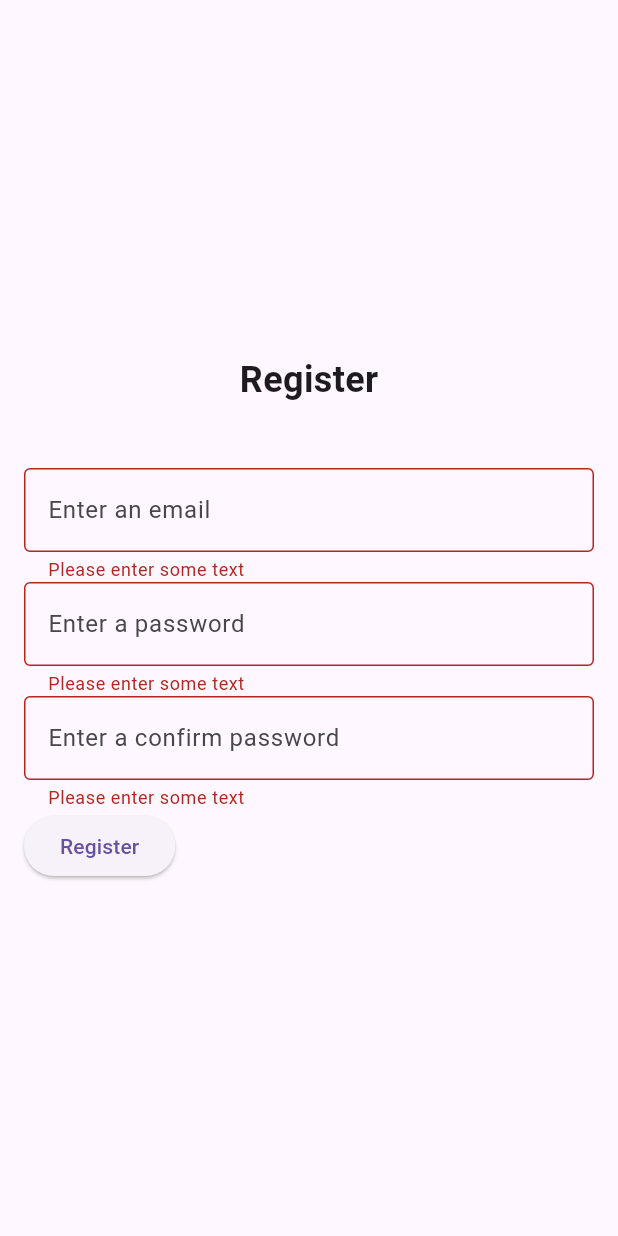
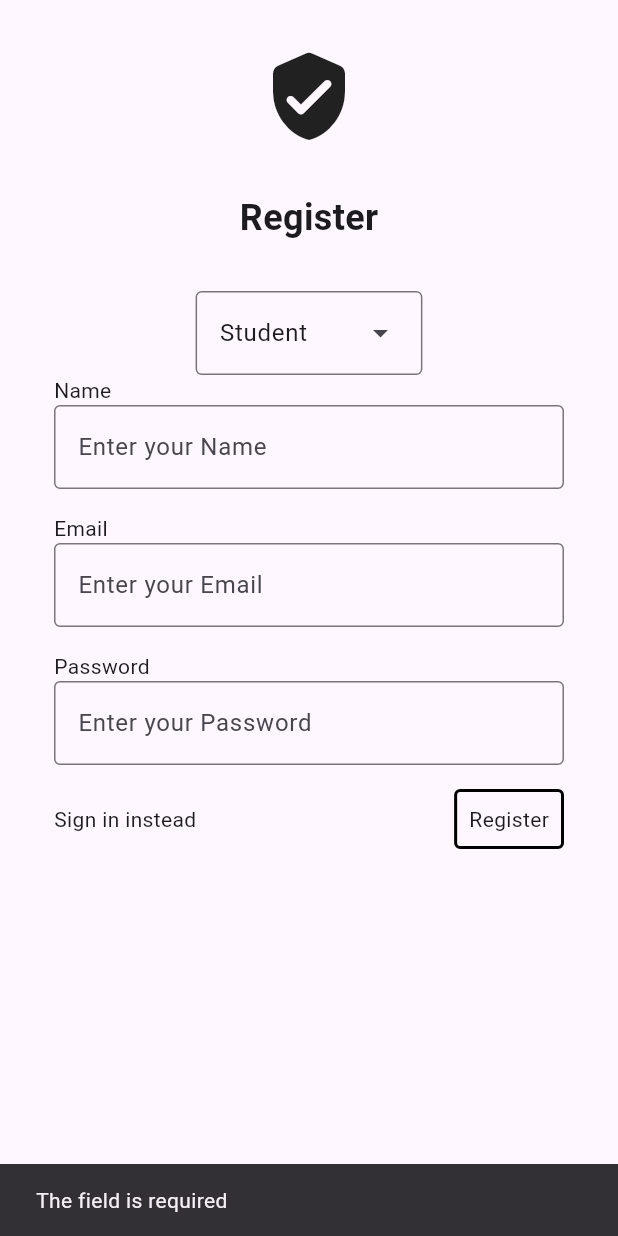
Before and after one commit to Jangbe/edu-connect, a Flutter app: the Register screen opened directly, after a tap on "Register", on a phone screen of 412 x 824 dp. Run offline on Flutter 3.47's test engine with Material 3 defaults, Android fonts, the phone set to English and light mode, and no system bars; our stand-ins replace firebase_auth, firebase_core, flutter_bloc, form_validator, google_maps_flutter; missing offline and left inert: mysql1; accounts and stored records are empty; network calls fail.

Commit message:
feat: insert user on register
This commit include touch up on register page, validation, and insertion.
But there's still a bug on the register page (DropdownMenu setState after dispose).

```diff
--- /dev/null
+++ b/lib/bloc/register_bloc.dart
@@ -0,0 +1,93 @@
+import 'package:basreng/database.dart';
+import 'package:firebase_auth/firebase_auth.dart';
+import 'package:flutter_bloc/flutter_bloc.dart';
+import 'package:form_validator/form_validator.dart';
+import 'package:mysql1/mysql1.dart';
+
+class RegisterForm {
+  final String role;
+  final String name;
+  final String email;
+  final String password;
+
+  RegisterForm({
+    required this.role,
+    required this.name,
+    required this.email,
+    required this.password,
+  });
+
+  String? validate() {
+    final nameResult = ValidationBuilder().required().build()(name);
+    if (nameResult != null) {
+      return nameResult;
+    }
+
+    final emailResult = ValidationBuilder().email().build()(email);
+    if (emailResult != null) {
+      return emailResult;
+    }
+
+    final passwordResult =
+        ValidationBuilder().required().minLength(8).build()(password);
+    if (passwordResult != null) {
+      return passwordResult;
+    }
+
+    return null;
+  }
+}
+
+class RegisterBloc extends Bloc<RegisterEvent, RegisterState> {
+  final MySqlConnection db = Database.instance!;
+
+  RegisterBloc() : super(RegisterState(isError: false, message: "")) {
+    on<RegisterCreateUserEvent>((event, emit) async {
+      final validateResult = event.form.validate();
+      if (validateResult != null) {
+        emit(RegisterState(isError: true, message: validateResult));
+        return;
+      }
+
+      try {
+        final userCredential =
+            await FirebaseAuth.instance.createUserWithEmailAndPassword(
+          email: event.form.email,
+          password: event.form.password,
+        );
+
+        await db.query(
+          "INSERT INTO users (id, name, role) VALUES (?, ?, ?)",
+          [
+            userCredential.user!.uid,
+            event.form.name,
+            event.form.role.toLowerCase(),
+          ],
+        );
+      } on FirebaseAuthException catch (e) {
+        emit(RegisterState(
+          isError: true,
+          message: e.message ?? "There's a problem",
+        ));
+      }
+    });
+  }
+}
+
+class RegisterEvent {}
+
+class RegisterCreateUserEvent extends RegisterEvent {
+  final RegisterForm form;
+
+  RegisterCreateUserEvent({required this.form});
+}
+
+class RegisterState {
+  final bool isError;
+  final String message;
+
+  RegisterState({
+    required this.isError,
+    required this.message,
+  });
+}
--- /dev/null
+++ b/lib/database.dart
@@ -0,0 +1,17 @@
+import 'package:mysql1/mysql1.dart';
+
+class Database {
+  static MySqlConnection? instance;
+
+  static Future<void> initialize() async {
+    final settings = ConnectionSettings(
+      host: '103.77.107.47',
+      port: 3306,
+      user: 'edu-user',
+      password: 'edu654hf',
+      db: 'edu-connect',
+    );
+
+    instance = await MySqlConnection.connect(settings);
+  }
+}
--- a/lib/main.dart
+++ b/lib/main.dart
@@ -1,10 +1,11 @@
 // ignore_for_file: must_be_immutable
 
+import 'package:basreng/database.dart';
 import 'package:basreng/ui/dashboard.dart';
+import 'package:basreng/ui/login.dart';
 import 'package:firebase_auth/firebase_auth.dart';
 import 'package:flutter/material.dart';
 import 'package:firebase_core/firebase_core.dart';
-import 'ui/login.dart';
 import 'firebase_options.dart';
 
 void main() async {
@@ -12,6 +13,8 @@ void main() async {
   await Firebase.initializeApp(
     options: DefaultFirebaseOptions.currentPlatform,
   );
+
+  await Database.initialize();
 
   runApp(MyApp());
 }
@@ -24,7 +27,16 @@ class MyApp extends StatelessWidget {
   Widget build(BuildContext context) {
     return MaterialApp(
       debugShowCheckedModeBanner: false,
-      home: (user == null) ? Login() : Dashboard(),
+      home: StreamBuilder<User?>(
+        stream: FirebaseAuth.instance.authStateChanges(),
+        builder: (context, snapshot) {
+          if (!snapshot.hasData) {
+            return Login();
+          }
+
+          return Dashboard();
+        },
+      ),
     );
   }
 }
--- a/lib/ui/dashboard.dart
+++ b/lib/ui/dashboard.dart
@@ -20,10 +20,8 @@ class _DashboardState extends State<Dashboard> {
     mapController = controller;
   }
 
-  void _logOut() {
-    FirebaseAuth.instance.signOut();
-    Navigator.pushReplacement(
-        context, MaterialPageRoute(builder: (context) => Login()));
+  void _logOut() async {
+    await FirebaseAuth.instance.signOut();
   }
 
   @override
--- a/lib/ui/register.dart
+++ b/lib/ui/register.dart
@@ -1,6 +1,9 @@
-import 'package:basreng/ui/dashboard.dart';
-import 'package:firebase_auth/firebase_auth.dart';
+import 'package:basreng/bloc/register_bloc.dart';
+import 'package:basreng/ui/login.dart';
 import 'package:flutter/material.dart';
+import 'package:flutter_bloc/flutter_bloc.dart';
+
+const List<String> roles = ['Student', 'Teacher'];
 
 class Register extends StatefulWidget {
   const Register({super.key});
@@ -10,85 +13,178 @@ class Register extends StatefulWidget {
 }
 
 class _RegisterState extends State<Register> {
-  final _formKey = GlobalKey<FormState>();
+  String role = roles.first;
 
+  final nameController = TextEditingController();
   final emailController = TextEditingController();
   final passwordController = TextEditingController();
 
-  String? required(String? value) {
-    if (value == null || value.isEmpty) {
-      return 'Please enter some text';
-    }
-    return null;
+  void testDb() {}
+
+  @override
+  void dispose() {
+    nameController.dispose();
+    emailController.dispose();
+    passwordController.dispose();
+
+    super.dispose();
   }
 
   @override
   Widget build(BuildContext context) {
-    return Scaffold(
-      body: Center(
-        child: Column(mainAxisAlignment: MainAxisAlignment.center, children: [
-          Padding(
-            padding: EdgeInsets.only(bottom: 42.0),
-            child: Text(
-              "Register",
-              style: TextStyle(fontSize: 24, fontWeight: FontWeight.bold),
+    return BlocProvider(
+      create: (context) => RegisterBloc(),
+      child: Scaffold(
+        body: BlocListener<RegisterBloc, RegisterState>(
+          listener: (context, state) {
+            if (state.isError) {
+              ScaffoldMessenger.of(context).showSnackBar(
+                SnackBar(
+                  content: Text(state.message),
+                ),
+              );
+            }
+          },
+          child: Column(
+            children: [
+              SizedBox(
+                height: 32,
+              ),
+              Center(
+                child: Icon(
+                  Icons.verified_user_rounded,
+                  size: 64,
                 ),
               ),
+              SizedBox(
+                height: 32,
+              ),
+              Text(
+                "Register",
+                style: TextStyle(
+                  fontSize: 24,
+                  fontWeight: FontWeight.bold,
+                ),
+              ),
+              SizedBox(
+                height: 32,
+              ),
+              DropdownMenu(
+                initialSelection: roles.first,
+                onSelected: (String? value) {
+                  if (!mounted) return;
+                  setState(() {
+                    role = value!;
+                  });
+                },
+                dropdownMenuEntries: roles
+                    .map(
+                      (e) => DropdownMenuEntry(value: e, label: e),
+                    )
+                    .toList(),
+              ),
+              RegisterInput(
+                label: "Name",
+                controller: nameController,
+              ),
+              SizedBox(
+                height: 16,
+              ),
+              RegisterInput(
+                label: "Email",
+                controller: emailController,
+              ),
+              SizedBox(
+                height: 16,
+              ),
+              RegisterInput(
+                label: "Password",
+                controller: passwordController,
+              ),
+              SizedBox(
+                height: 16,
+              ),
               Padding(
-            padding: const EdgeInsets.symmetric(horizontal: 16),
-            child: Form(
-                key: _formKey,
-                child: Column(
-                  crossAxisAlignment: CrossAxisAlignment.start,
+                padding: const EdgeInsets.symmetric(horizontal: 36),
+                child: Row(
+                  mainAxisAlignment: MainAxisAlignment.spaceBetween,
                   children: [
-                    TextFormField(
-                        controller: emailController,
-                        decoration: InputDecoration(
-                            border: OutlineInputBorder(),
-                            hintText: "Enter an email"),
-                        validator: required),
-                    TextFormField(
-                      controller: passwordController,
-                      obscureText: true,
-                      decoration: InputDecoration(
-                          border: OutlineInputBorder(),
-                          hintText: "Enter a password"),
-                      validator: required,
+                    GestureDetector(
+                        onTap: () {
+                          Navigator.of(context).push(
+                            MaterialPageRoute(
+                              builder: (context) => Login(),
                             ),
-                    TextFormField(
-                      obscureText: true,
-                      decoration: InputDecoration(
-                          border: OutlineInputBorder(),
-                          hintText: "Enter a confirm password"),
-                      validator: required,
+                          );
+                        },
+                        child: Text("Sign in instead")),
+                    BlocBuilder<RegisterBloc, RegisterState>(
+                      builder: (context, state) => GestureDetector(
+                        onTap: () {
+                          final RegisterForm form = RegisterForm(
+                            role: role,
+                            name: nameController.text,
+                            email: emailController.text,
+                            password: passwordController.text,
+                          );
+
+                          context
+                              .read<RegisterBloc>()
+                              .add(RegisterCreateUserEvent(form: form));
+                        },
+                        child: Container(
+                          padding: EdgeInsets.all(8),
+                          decoration: BoxDecoration(
+                            border: Border.all(
+                              width: 2,
                             ),
-                    ElevatedButton(
-                        onPressed: () async {
-                          if (_formKey.currentState!.validate()) {
-                            try {
-                              await FirebaseAuth.instance
-                                  .createUserWithEmailAndPassword(
-                                      email: emailController.text,
-                                      password: passwordController.text);
-
-                              Navigator.pushReplacement(
-                                  context,
-                                  MaterialPageRoute(
-                                      builder: (context) => Dashboard()));
-                            } on FirebaseAuthException catch (e) {
-                              ScaffoldMessenger.of(context).showSnackBar(
-                                  SnackBar(
-                                      content:
-                                          Text(e.message ?? "error happened")));
-                            }
-                          }
-                        },
-                        child: Text("Register")),
+                            borderRadius: BorderRadius.circular(4),
+                          ),
+                          child: Text("Register"),
+                        ),
+                      ),
+                    ),
                   ],
-                )),
                 ),
-        ]),
+              ),
+            ],
+          ),
+        ),
       ),
     );
   }
 }
+
+class RegisterInput extends StatelessWidget {
+  final String label;
+  final TextEditingController controller;
+
+  const RegisterInput({
+    super.key,
+    required this.label,
+    required this.controller,
+  });
+
+  @override
+  Widget build(BuildContext context) {
+    return Padding(
+      padding: EdgeInsets.symmetric(horizontal: 36),
+      child: Column(
+        crossAxisAlignment: CrossAxisAlignment.stretch,
+        children: [
+          Text(
+            label,
+            textAlign: TextAlign.left,
+          ),
+          TextField(
+            controller: controller,
+            decoration: InputDecoration(
+              border: OutlineInputBorder(),
+              hintText: 'Enter your $label',
+            ),
+          ),
+        ],
+      ),
+    );
+  }
+}
--- a/pubspec.yaml
+++ b/pubspec.yaml
@@ -35,9 +35,11 @@ dependencies:
   flutter:
     sdk: flutter
   flutter_bloc: ^8.1.3
+  form_validator: ^2.1.1
   google_maps_flutter: ^2.5.0
   google_maps_flutter_web: ^0.5.4+2
   hydrated_bloc: ^9.1.3
+  mysql1: ^0.20.0
 
 dev_dependencies:
 
```
Also changed, not shown: pubspec.lock. Lines whose indentation alone changed are shown as unchanged.
